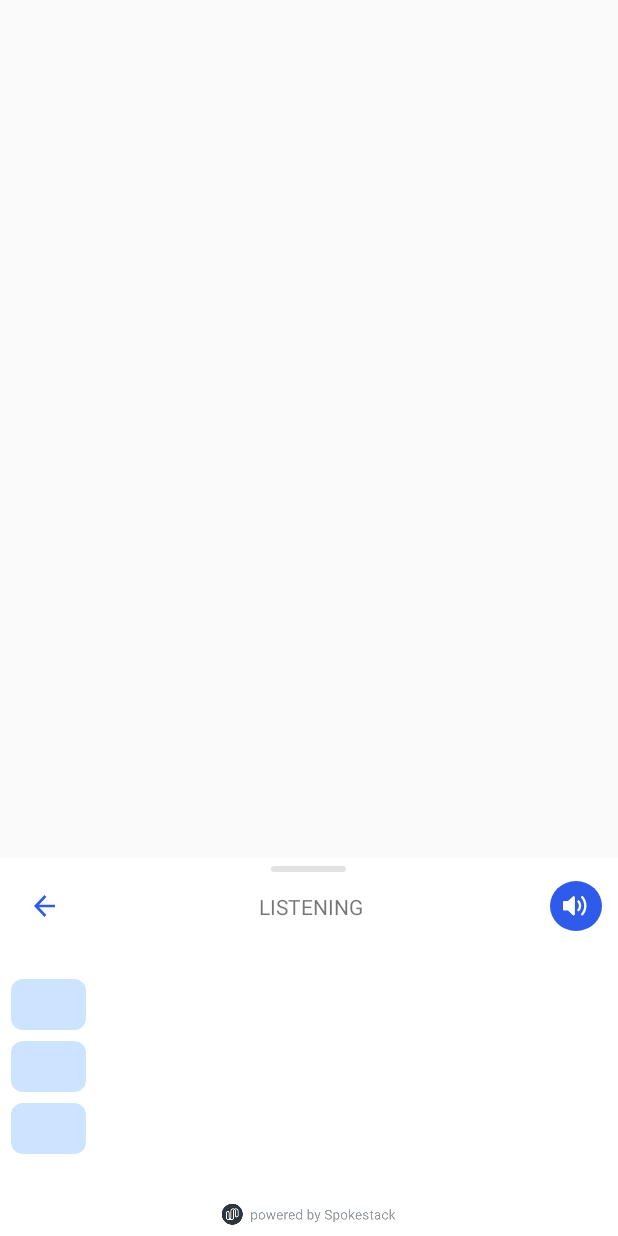
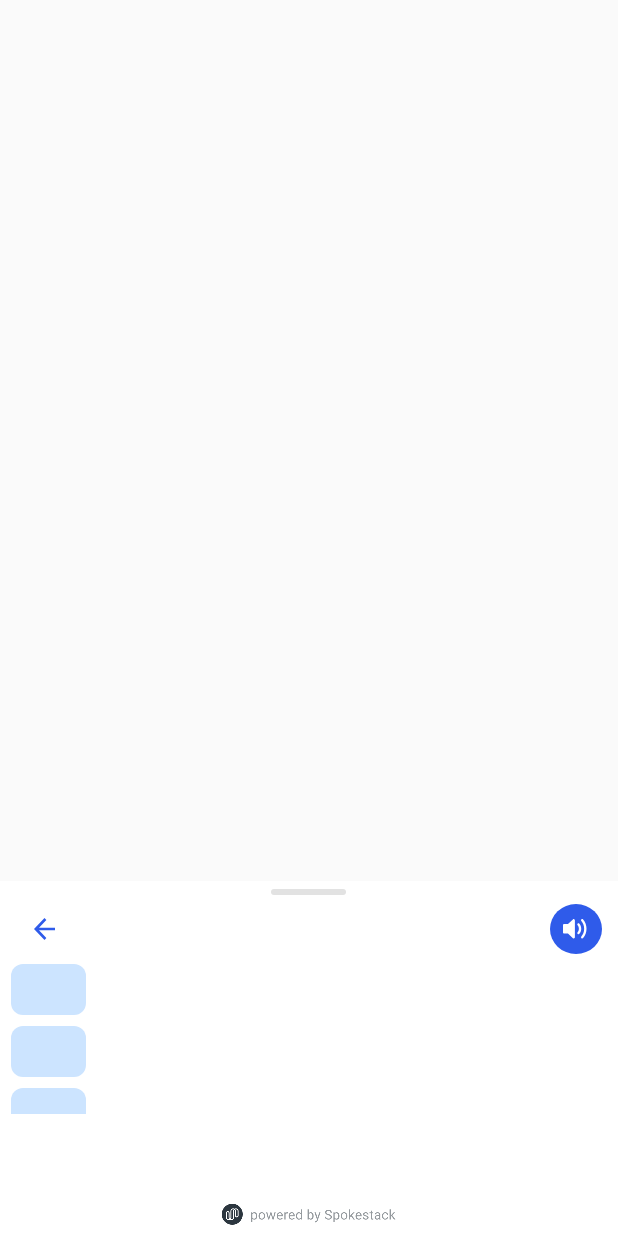
Before and after one commit to spokestack/spokestack-tray-android, an Android app: the layout tray_fragment.xml on its own in the app's theme, with its tools: preview values and no code run, on a phone screen of 412 x 824 dp. Run offline under Robolectric (Android 15) with nearby library versions, the phone set to English and light mode, and no system bars.

Commit message:
feature: animated listening bubble
- This change replaces the gradient and "listening" text at the top of
  the tray with a large bubble in the bottom center of the tray that
  appears and disappears with ASR activation. The bubble has an
  animated gradient background that matches the former colored stripe.

```diff
--- a/SpokestackTray/src/main/java/io/spokestack/tray/TrayView.kt
+++ b/SpokestackTray/src/main/java/io/spokestack/tray/TrayView.kt
@@ -19,7 +19,7 @@ import kotlin.math.min
  */
 class TrayView(trayContext: Context, attributeSet: AttributeSet) :
     ConstraintLayout(trayContext, attributeSet), View.OnTouchListener {
-    private val heightMin = calcMinHeight()
+    private val heightMin = resources.getDimensionPixelSize(R.dimen.spsk_messageStreamMinHeight)
 
     lateinit var statusBar: LinearLayout
     lateinit var messageStream: RecyclerView
@@ -73,8 +73,4 @@ class TrayView(trayContext: Context, attributeSet: AttributeSet) :
             messageStream.layoutParams = params
         }
     }
-
-    private fun calcMinHeight(): Int {
-        return resources.getDimensionPixelSize(R.dimen.spsk_messageStreamMinHeight)
-    }
 }
--- a/SpokestackTray/src/main/res/layout/tray_fragment.xml
+++ b/SpokestackTray/src/main/res/layout/tray_fragment.xml
@@ -12,8 +12,8 @@
 
     <io.spokestack.tray.MicButton
         android:id="@+id/micButton"
-        android:layout_width="@dimen/spsk_buttonWidth"
-        android:layout_height="@dimen/spsk_buttonHeight"
+        android:layout_width="@dimen/spsk_micTabWidth"
+        android:layout_height="@dimen/spsk_micTabHeight"
         android:background="@drawable/mic_tab_btn_left"
         android:contentDescription="@string/spsk_openTrayDesc"/>
 
@@ -78,20 +78,7 @@
                         android:src="@drawable/arrow_left" />
 
                     <Space
-                        android:layout_width="wrap_content"
-                        android:layout_height="wrap_content"
-                        android:layout_weight="1" />
-
-                    <TextView
-                        android:id="@+id/listenText"
-                        android:layout_width="wrap_content"
-                        android:layout_height="match_parent"
-                        android:layout_gravity="center_vertical"
-                        android:gravity="center_horizontal|center_vertical"
-                        android:text="@string/spsk_listening" />
-
-                    <Space
-                        android:layout_width="wrap_content"
+                        android:layout_width="0dp"
                         android:layout_height="wrap_content"
                         android:layout_weight="1" />
 
@@ -106,22 +93,46 @@
 
             </LinearLayout>
 
-            <View
-                android:id="@+id/listenGradient"
-                android:layout_marginBottom="10dp"
-                android:layout_width="wrap_content"
-                android:layout_height="15dp" />
-
             <androidx.recyclerview.widget.RecyclerView
                 android:id="@+id/messageStream"
                 android:layout_width="match_parent"
                 android:layout_height="@dimen/spsk_messageStreamHeight"
                 android:minHeight="@dimen/spsk_messageStreamMinHeight"
-                tools:listitem="@layout/system_msg_view" />
+                tools:listitem="@layout/system_msg_view" >
+
+            </androidx.recyclerview.widget.RecyclerView>
 
             <LinearLayout
                 android:layout_width="match_parent"
-                android:layout_height="match_parent"
+                android:layout_height="wrap_content"
+                android:orientation="horizontal">
+
+                <Space
+                    android:layout_width="wrap_content"
+                    android:layout_height="wrap_content"
+                    android:layout_weight="1" />
+
+                <TextView
+                    android:id="@+id/listenBubble"
+                    android:layout_width="@dimen/spsk_listenButtonWidth"
+                    android:layout_height="@dimen/spsk_listenButtonHeight"
+                    android:background="@color/spsk_colorBrand"
+                    android:contentDescription="@string/listening_desc"
+                    android:fontFamily="@string/spsk_messageFont"
+                    android:gravity="center"
+                    android:text="@string/spsk_listening"
+                    android:textColor="@color/spsk_colorListenText"
+                    android:visibility="invisible" />
+
+                <Space
+                    android:layout_width="wrap_content"
+                    android:layout_height="wrap_content"
+                    android:layout_weight="1" />
+            </LinearLayout>
+
+            <LinearLayout
+                android:layout_width="match_parent"
+                android:layout_height="wrap_content"
                 android:orientation="horizontal">
 
                 <Space
@@ -133,10 +144,10 @@
                     android:id="@+id/attribution"
                     android:layout_width="wrap_content"
                     android:layout_height="wrap_content"
+                    android:layout_marginBottom="7dp"
                     android:adjustViewBounds="false"
                     android:contentDescription="@string/spsk_attributionImgDesc"
                     android:src="@drawable/attribution_image"
-                    android:layout_marginBottom="7dp"
                     tools:layout_editor_absoluteY="254dp" />
 
                 <Space
--- a/SpokestackTray/src/main/res/values/colors.xml
+++ b/SpokestackTray/src/main/res/values/colors.xml
@@ -2,6 +2,7 @@
 <resources>
     <color name="spsk_colorTrayBg">#FFFFFF</color>
     <color name="spsk_colorIcon">#FFFFFF</color>
+    <color name="spsk_colorListenText">#FFFFFF</color>
     <color name="spsk_colorDragHandle">#E2E2E2</color>
     <color name="spsk_colorSystemText">#000000</color>
     <color name="spsk_colorUserText">#000000</color>
--- a/SpokestackTray/src/main/res/values/dimens.xml
+++ b/SpokestackTray/src/main/res/values/dimens.xml
@@ -1,7 +1,9 @@
 <?xml version="1.0" encoding="utf-8"?>
 <resources>
-    <dimen name="spsk_buttonWidth">60dp</dimen>
-    <dimen name="spsk_buttonHeight">80dp</dimen>
-    <dimen name="spsk_messageStreamHeight">150dp</dimen>
+    <dimen name="spsk_micTabWidth">60dp</dimen>
+    <dimen name="spsk_micTabHeight">80dp</dimen>
+    <dimen name="spsk_listenButtonWidth">120dp</dimen>
+    <dimen name="spsk_listenButtonHeight">60dp</dimen>
+    <dimen name="spsk_messageStreamHeight">100dp</dimen>
     <dimen name="spsk_messageStreamMinHeight">80dp</dimen>
 </resources>
--- a/SpokestackTray/src/main/res/values/strings.xml
+++ b/SpokestackTray/src/main/res/values/strings.xml
@@ -7,4 +7,5 @@
 
     <string name="spsk_listening">LISTENING</string>
     <string name="spsk_messageFont">sans-serif</string>
+    <string name="listening_desc">notification that Spokestack is listening</string>
 </resources>
--- a/SpokestackTray/src/main/res/xml/tray_fragment_scene.xml
+++ b/SpokestackTray/src/main/res/xml/tray_fragment_scene.xml
@@ -27,8 +27,8 @@
         </Constraint>
         <Constraint
             android:id="@id/micButton"
-            android:layout_width="@dimen/spsk_buttonWidth"
-            android:layout_height="@dimen/spsk_buttonHeight"
+            android:layout_width="@dimen/spsk_micTabWidth"
+            android:layout_height="@dimen/spsk_micTabHeight"
             motion:layout_constraintStart_toEndOf="@id/trayView"
             motion:layout_constraintTop_toTopOf="@id/trayView" />
     </ConstraintSet>
@@ -44,8 +44,8 @@
         </Constraint>
         <Constraint
             android:id="@id/micButton"
-            android:layout_width="@dimen/spsk_buttonWidth"
-            android:layout_height="@dimen/spsk_buttonHeight"
+            android:layout_width="@dimen/spsk_micTabWidth"
+            android:layout_height="@dimen/spsk_micTabHeight"
             motion:layout_constraintStart_toEndOf="@id/trayView"
             motion:layout_constraintTop_toTopOf="@id/trayView" />
     </ConstraintSet>
@@ -76,8 +76,8 @@
         </Constraint>
         <Constraint
             android:id="@id/micButton"
-            android:layout_width="@dimen/spsk_buttonWidth"
-            android:layout_height="@dimen/spsk_buttonHeight"
+            android:layout_width="@dimen/spsk_micTabWidth"
+            android:layout_height="@dimen/spsk_micTabHeight"
             motion:layout_constraintEnd_toStartOf="@id/trayView"
             motion:layout_constraintTop_toTopOf="@id/trayView" />
     </ConstraintSet>
@@ -93,8 +93,8 @@
         </Constraint>
         <Constraint
             android:id="@id/micButton"
-            android:layout_width="@dimen/spsk_buttonWidth"
-            android:layout_height="@dimen/spsk_buttonHeight"
+            android:layout_width="@dimen/spsk_micTabWidth"
+            android:layout_height="@dimen/spsk_micTabHeight"
             motion:layout_constraintEnd_toStartOf="@id/trayView"
             motion:layout_constraintTop_toTopOf="@id/trayView" />
     </ConstraintSet>
```
Also changed, not shown: SpokestackTray/src/main/java/io/spokestack/tray/ListenBubble.kt (added, +32 -0 lines), SpokestackTray/src/main/java/io/spokestack/tray/ScrollingGradient.kt (+9 -8 lines), SpokestackTray/src/main/java/io/spokestack/tray/SpokestackTray.kt (+13 -16 lines), 1 other file.
